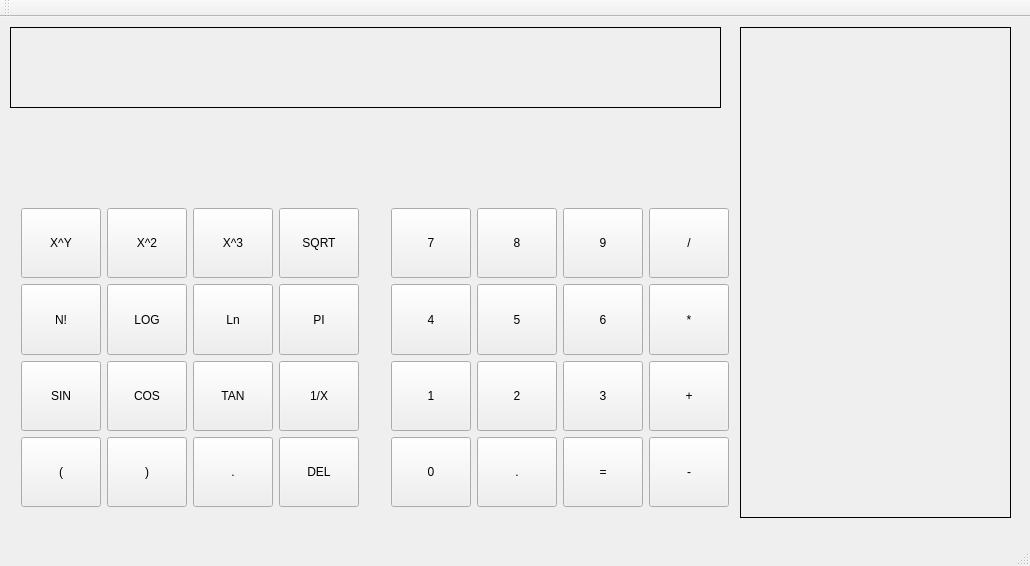
The window that mainwindow.ui (xzeck/ScientificCalculator) describes before a commit, drawn with Qt 5.
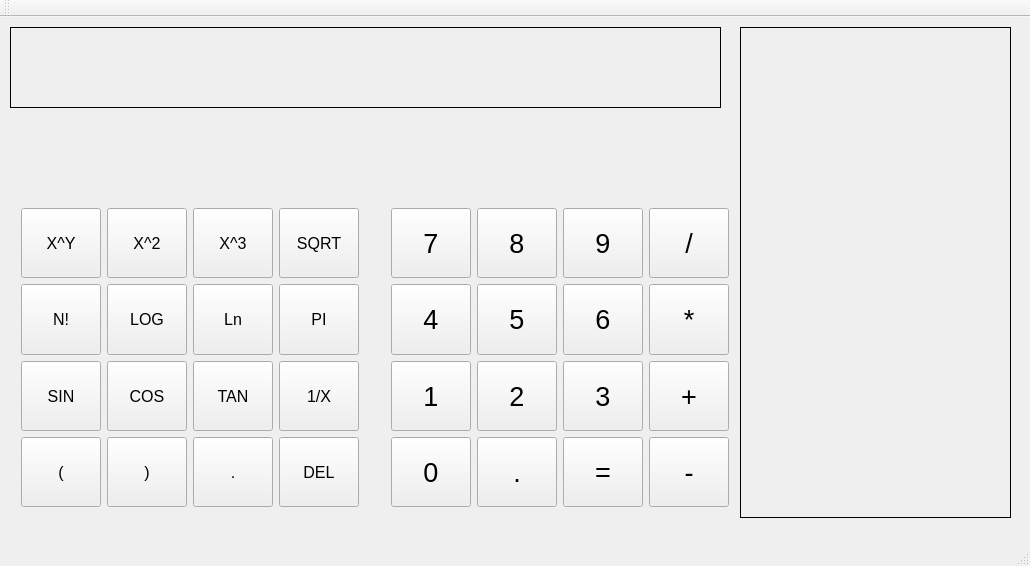
The same window after the commit.

```diff
--- a/mainwindow.ui
+++ b/mainwindow.ui
@@ -65,6 +65,11 @@
          <verstretch>0</verstretch>
         </sizepolicy>
        </property>
+       <property name="font">
+        <font>
+         <pointsize>20</pointsize>
+        </font>
+       </property>
        <property name="text">
         <string>2</string>
        </property>
@@ -78,6 +83,11 @@
          <verstretch>0</verstretch>
         </sizepolicy>
        </property>
+       <property name="font">
+        <font>
+         <pointsize>20</pointsize>
+        </font>
+       </property>
        <property name="text">
         <string>4</string>
        </property>
@@ -91,6 +101,11 @@
          <verstretch>0</verstretch>
         </sizepolicy>
        </property>
+       <property name="font">
+        <font>
+         <pointsize>20</pointsize>
+        </font>
+       </property>
        <property name="text">
         <string>8</string>
        </property>
@@ -104,6 +119,11 @@
          <verstretch>0</verstretch>
         </sizepolicy>
        </property>
+       <property name="font">
+        <font>
+         <pointsize>20</pointsize>
+        </font>
+       </property>
        <property name="text">
         <string>1</string>
        </property>
@@ -117,6 +137,11 @@
          <verstretch>0</verstretch>
         </sizepolicy>
        </property>
+       <property name="font">
+        <font>
+         <pointsize>20</pointsize>
+        </font>
+       </property>
        <property name="text">
         <string>3</string>
        </property>
@@ -130,6 +155,11 @@
          <verstretch>0</verstretch>
         </sizepolicy>
        </property>
+       <property name="font">
+        <font>
+         <pointsize>20</pointsize>
+        </font>
+       </property>
        <property name="text">
         <string>6</string>
        </property>
@@ -143,6 +173,11 @@
          <verstretch>0</verstretch>
         </sizepolicy>
        </property>
+       <property name="font">
+        <font>
+         <pointsize>20</pointsize>
+        </font>
+       </property>
        <property name="text">
         <string>5</string>
        </property>
@@ -156,6 +191,11 @@
          <verstretch>0</verstretch>
         </sizepolicy>
        </property>
+       <property name="font">
+        <font>
+         <pointsize>20</pointsize>
+        </font>
+       </property>
        <property name="text">
         <string>7</string>
        </property>
@@ -169,6 +209,11 @@
          <verstretch>0</verstretch>
         </sizepolicy>
        </property>
+       <property name="font">
+        <font>
+         <pointsize>20</pointsize>
+        </font>
+       </property>
        <property name="text">
         <string>+</string>
        </property>
@@ -182,6 +227,11 @@
          <verstretch>0</verstretch>
         </sizepolicy>
        </property>
+       <property name="font">
+        <font>
+         <pointsize>20</pointsize>
+        </font>
+       </property>
        <property name="text">
         <string>9</string>
        </property>
@@ -195,6 +245,11 @@
          <verstretch>0</verstretch>
         </sizepolicy>
        </property>
+       <property name="font">
+        <font>
+         <pointsize>20</pointsize>
+        </font>
+       </property>
        <property name="text">
         <string>*</string>
        </property>
@@ -208,6 +263,11 @@
          <verstretch>0</verstretch>
         </sizepolicy>
        </property>
+       <property name="font">
+        <font>
+         <pointsize>20</pointsize>
+        </font>
+       </property>
        <property name="text">
         <string>/</string>
        </property>
@@ -221,6 +281,11 @@
          <verstretch>0</verstretch>
         </sizepolicy>
        </property>
+       <property name="font">
+        <font>
+         <pointsize>20</pointsize>
+        </font>
+       </property>
        <property name="text">
         <string>-</string>
        </property>
@@ -234,6 +299,11 @@
          <verstretch>0</verstretch>
         </sizepolicy>
        </property>
+       <property name="font">
+        <font>
+         <pointsize>20</pointsize>
+        </font>
+       </property>
        <property name="text">
         <string>0</string>
        </property>
@@ -247,6 +317,11 @@
          <verstretch>0</verstretch>
         </sizepolicy>
        </property>
+       <property name="font">
+        <font>
+         <pointsize>20</pointsize>
+        </font>
+       </property>
        <property name="text">
         <string>.</string>
        </property>
@@ -260,6 +335,11 @@
          <verstretch>0</verstretch>
         </sizepolicy>
        </property>
+       <property name="font">
+        <font>
+         <pointsize>20</pointsize>
+        </font>
+       </property>
        <property name="text">
         <string>=</string>
        </property>
@@ -291,6 +371,11 @@
          <verstretch>0</verstretch>
         </sizepolicy>
        </property>
+       <property name="font">
+        <font>
+         <pointsize>12</pointsize>
+        </font>
+       </property>
        <property name="text">
         <string>COS</string>
        </property>
@@ -304,6 +389,11 @@
          <verstretch>0</verstretch>
         </sizepolicy>
        </property>
+       <property name="font">
+        <font>
+         <pointsize>12</pointsize>
+        </font>
+       </property>
        <property name="text">
         <string>N!</string>
        </property>
@@ -317,6 +407,11 @@
          <verstretch>0</verstretch>
         </sizepolicy>
        </property>
+       <property name="font">
+        <font>
+         <pointsize>12</pointsize>
+        </font>
+       </property>
        <property name="text">
         <string>X^2</string>
        </property>
@@ -330,6 +425,11 @@
          <verstretch>0</verstretch>
         </sizepolicy>
        </property>
+       <property name="font">
+        <font>
+         <pointsize>12</pointsize>
+        </font>
+       </property>
        <property name="text">
         <string>SIN</string>
        </property>
@@ -343,6 +443,11 @@
          <verstretch>0</verstretch>
         </sizepolicy>
        </property>
+       <property name="font">
+        <font>
+         <pointsize>12</pointsize>
+        </font>
+       </property>
        <property name="text">
         <string>TAN</string>
        </property>
@@ -356,6 +461,11 @@
          <verstretch>0</verstretch>
         </sizepolicy>
        </property>
+       <property name="font">
+        <font>
+         <pointsize>12</pointsize>
+        </font>
+       </property>
        <property name="text">
         <string>Ln</string>
        </property>
@@ -369,6 +479,11 @@
          <verstretch>0</verstretch>
         </sizepolicy>
        </property>
+       <property name="font">
+        <font>
+         <pointsize>12</pointsize>
+        </font>
+       </property>
        <property name="text">
         <string>LOG</string>
        </property>
@@ -382,6 +497,11 @@
          <verstretch>0</verstretch>
         </sizepolicy>
        </property>
+       <property name="font">
+        <font>
+         <pointsize>12</pointsize>
+        </font>
+       </property>
        <property name="text">
         <string>X^Y</string>
        </property>
@@ -395,6 +515,11 @@
          <verstretch>0</verstretch>
         </sizepolicy>
        </property>
+       <property name="font">
+        <font>
+         <pointsize>12</pointsize>
+        </font>
+       </property>
        <property name="text">
         <string>1/X</string>
        </property>
@@ -408,6 +533,11 @@
          <verstretch>0</verstretch>
         </sizepolicy>
        </property>
+       <property name="font">
+        <font>
+         <pointsize>12</pointsize>
+        </font>
+       </property>
        <property name="text">
         <string>X^3</string>
        </property>
@@ -421,6 +551,11 @@
          <verstretch>0</verstretch>
         </sizepolicy>
        </property>
+       <property name="font">
+        <font>
+         <pointsize>12</pointsize>
+        </font>
+       </property>
        <property name="text">
         <string>PI</string>
        </property>
@@ -434,6 +569,11 @@
          <verstretch>0</verstretch>
         </sizepolicy>
        </property>
+       <property name="font">
+        <font>
+         <pointsize>12</pointsize>
+        </font>
+       </property>
        <property name="text">
         <string>SQRT</string>
        </property>
@@ -447,6 +587,11 @@
          <verstretch>0</verstretch>
         </sizepolicy>
        </property>
+       <property name="font">
+        <font>
+         <pointsize>12</pointsize>
+        </font>
+       </property>
        <property name="text">
         <string>)</string>
        </property>
@@ -460,6 +605,11 @@
          <verstretch>0</verstretch>
         </sizepolicy>
        </property>
+       <property name="font">
+        <font>
+         <pointsize>12</pointsize>
+        </font>
+       </property>
        <property name="text">
         <string>.</string>
        </property>
@@ -473,6 +623,11 @@
          <verstretch>0</verstretch>
         </sizepolicy>
        </property>
+       <property name="font">
+        <font>
+         <pointsize>12</pointsize>
+        </font>
+       </property>
        <property name="text">
         <string>(</string>
        </property>
@@ -486,6 +641,11 @@
          <verstretch>0</verstretch>
         </sizepolicy>
        </property>
+       <property name="font">
+        <font>
+         <pointsize>12</pointsize>
+        </font>
+       </property>
        <property name="text">
         <string>DEL</string>
        </property>
```
Left out of the diff: 6 changed lines with no effect on the pictures.
